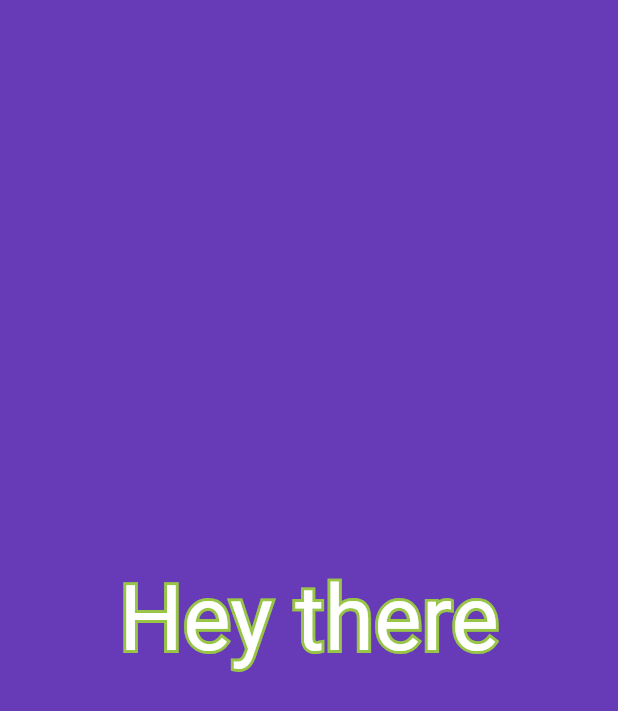
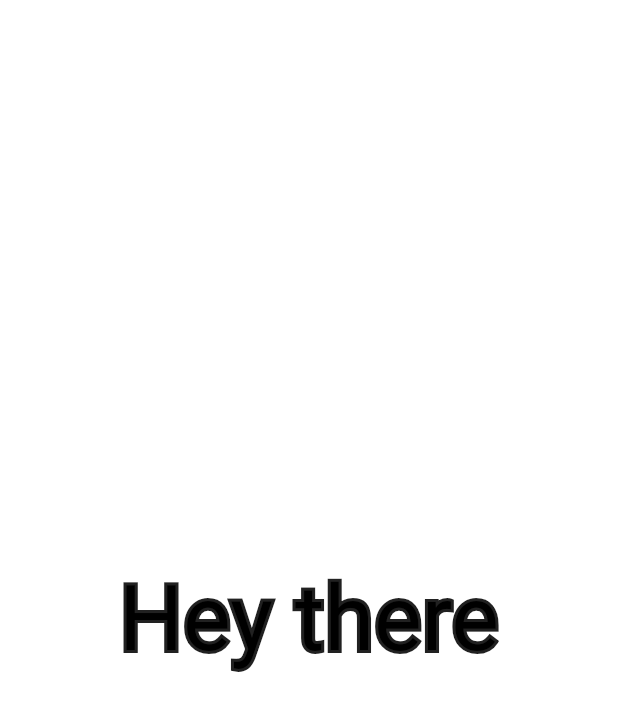
Before and after one commit to legonian/coloring_flutter, a Flutter app: the screen it shows after launch, on a phone screen of 412 x 824 dp. Shown: the top 711 px of the screen. Run offline on Flutter 3.47's test engine with Material 2 defaults, Android fonts, the phone set to English and light mode, and no system bars.

Commit message:
change color class and some comments

```diff
--- a/lib/color_tile.dart
+++ b/lib/color_tile.dart
@@ -8,26 +8,25 @@ class ColorTile extends StatefulWidget {
 }
 
 class ColorTileState extends State<ColorTile> {
-  /// Define color of background and text border (if presented).
-  Color _color = CreateNewColor.favorite;
+  var color = ColorGenerator();
 
   @override
   Widget build(BuildContext context) {
-    // Use [GestureDetector] to detect gestures.
     return GestureDetector(
         onTap: () {
           setState(() {
-            _color = CreateNewColor.random();
+            color.generateNew();
           });
         },
         child: Container(
-            color: _color,
+            color: color.background,
             child: Center(
                 child: BorderedText(
               'Hey there',
+              style: TextStyle(fontSize: 60, color: color.text),
               border: CustomBorderStyle(
                 size: 4,
-                color: CreateNewColor.inverse(_color),
+                color: color.border,
               ),
             ))));
   }
@@ -59,7 +58,6 @@ class BorderedText extends StatelessWidget {
 
   @override
   Widget build(BuildContext context) {
-    // If border not presented return simple Text Widget.
     if (this.border == null) {
       return Text(
         data,
@@ -107,20 +105,31 @@ class CustomBorderStyle {
   final Color color;
 }
 
-/// Class wrap color related operations.
-class CreateNewColor {
-  /// Return my favorite color.
-  static Color get favorite {
-    return Colors.deepPurple.shade500;
+/// Class wrap describe app colors and related operations based on background.
+class ColorGenerator {
+  ColorGenerator([this.background = const Color(0xffffffff)]);
+
+  /// Main color that represent all others
+  Color background;
+
+  /// Return either dark or light color to contranst to background
+  Color get border {
+    final luminance = background.computeLuminance();
+    if (luminance < 0.5) {
+      return Colors.grey[100];
+    } else {
+      return Colors.grey[900];
+    }
   }
 
-  /// Return some random color.
-  static Color random() {
-    return Color(Random().nextInt(0xffffffff)).withAlpha(0xff);
+  /// Return fliped background color that used for text
+  Color get text {
+    return Color(0xffffffff - background.value).withAlpha(0xff);
   }
 
-  /// Return inverse color by substituting it from white.
-  static Color inverse(Color origin) {
-    return Color(0xffffffff - origin.value).withAlpha(0xff);
+  /// Generate random color and apply it to background
+  Color generateNew() {
+    background = Color(Random().nextInt(0xffffffff)).withAlpha(0xff);
+    return background;
   }
 }
```
Also changed, not shown: 2 other files.
